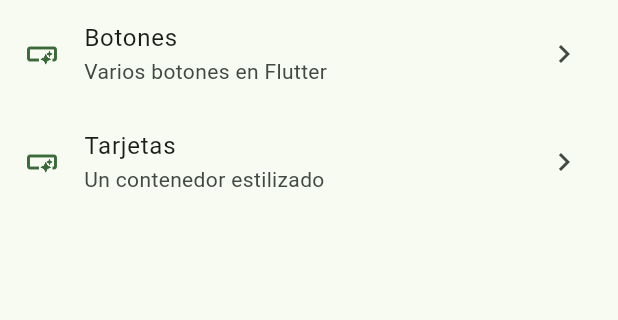
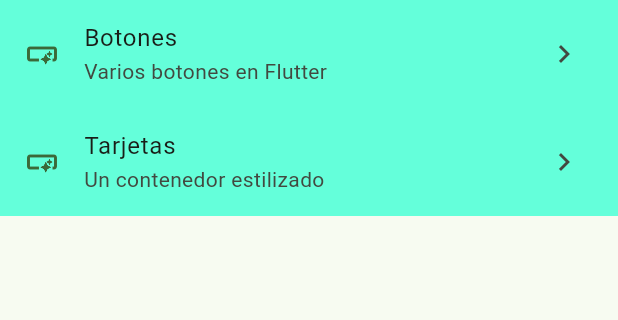
Before and after one commit to Fernimauri/jalowin, a Flutter app: the screen it shows after launch, on a phone screen of 412 x 824 dp, the part 84-404 px from its top. Run offline on Flutter 3.47's test engine with Material 2 defaults, Android fonts, the phone set to English and light mode, and no system bars.

```diff
--- a/lib/presentation/screens/home/home_screen.dart
+++ b/lib/presentation/screens/home/home_screen.dart
@@ -32,6 +32,7 @@ class _HomeView extends StatelessWidget {
       title: Text(menuItem.title),
       subtitle: Text(menuItem.subTitle),
       trailing: const Icon(Icons.chevron_right),
+      tileColor: Colors.tealAccent,
     );
   }
 }
```
